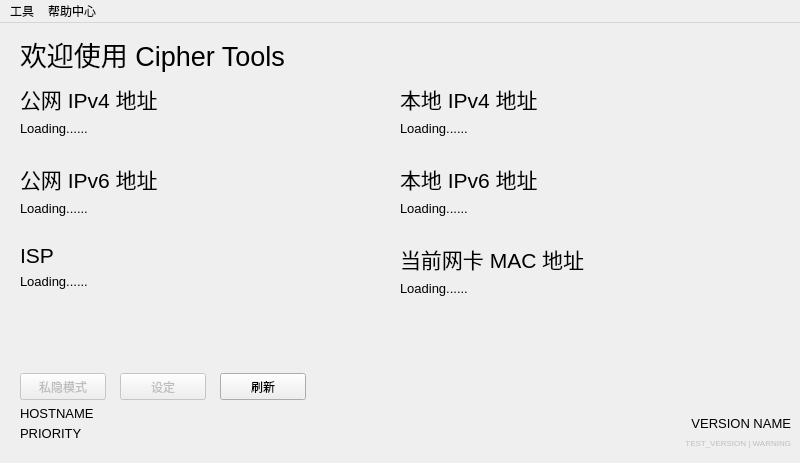
akass-org/Army_Knife, file Home.ui: the form before one commit.
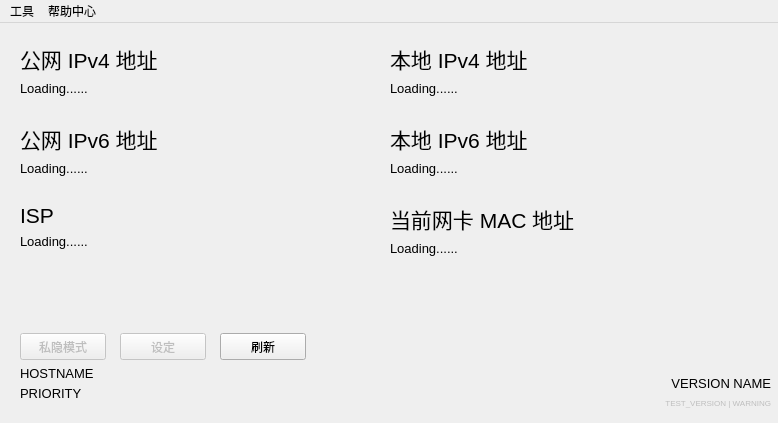
The form after the commit.

Commit message: UI 微调，部分小错误修改，正在研究使用 Qt6.5 静态连接

Diff of the .ui file:
```diff
--- a/Home.ui
+++ b/Home.ui
@@ -6,8 +6,8 @@
    <rect>
     <x>0</x>
     <y>0</y>
-    <width>800</width>
-    <height>463</height>
+    <width>778</width>
+    <height>423</height>
    </rect>
   </property>
   <property name="windowTitle">
@@ -21,7 +21,7 @@
     <property name="geometry">
      <rect>
       <x>20</x>
-      <y>350</y>
+      <y>310</y>
       <width>86</width>
       <height>27</height>
      </rect>
@@ -37,7 +37,7 @@
     <property name="geometry">
      <rect>
       <x>120</x>
-      <y>350</y>
+      <y>310</y>
       <width>86</width>
       <height>27</height>
      </rect>
@@ -50,7 +50,7 @@
     <property name="geometry">
      <rect>
       <x>20</x>
-      <y>380</y>
+      <y>340</y>
       <width>231</width>
       <height>21</height>
      </rect>
@@ -68,7 +68,7 @@
     <property name="geometry">
      <rect>
       <x>20</x>
-      <y>60</y>
+      <y>20</y>
       <width>351</width>
       <height>58</height>
      </rect>
@@ -104,7 +104,7 @@
     <property name="geometry">
      <rect>
       <x>20</x>
-      <y>140</y>
+      <y>100</y>
       <width>351</width>
       <height>61</height>
      </rect>
@@ -146,7 +146,7 @@
     <property name="geometry">
      <rect>
       <x>20</x>
-      <y>220</y>
+      <y>180</y>
       <width>351</width>
       <height>121</height>
      </rect>
@@ -187,8 +187,8 @@
    <widget class="QWidget" name="layoutWidget">
     <property name="geometry">
      <rect>
-      <x>400</x>
-      <y>60</y>
+      <x>390</x>
+      <y>20</y>
       <width>351</width>
       <height>58</height>
      </rect>
@@ -223,8 +223,8 @@
    <widget class="QWidget" name="layoutWidget">
     <property name="geometry">
      <rect>
-      <x>400</x>
-      <y>140</y>
+      <x>390</x>
+      <y>100</y>
       <width>351</width>
       <height>61</height>
      </rect>
@@ -259,8 +259,8 @@
    <widget class="QWidget" name="layoutWidget">
     <property name="geometry">
      <rect>
-      <x>400</x>
-      <y>220</y>
+      <x>390</x>
+      <y>180</y>
       <width>351</width>
       <height>121</height>
      </rect>
@@ -299,7 +299,7 @@
     <property name="geometry">
      <rect>
       <x>220</x>
-      <y>350</y>
+      <y>310</y>
       <width>86</width>
       <height>27</height>
      </rect>
@@ -312,7 +312,7 @@
     <property name="geometry">
      <rect>
       <x>20</x>
-      <y>400</y>
+      <y>360</y>
       <width>231</width>
       <height>20</height>
      </rect>
@@ -332,8 +332,8 @@
     </property>
     <property name="geometry">
      <rect>
-      <x>270</x>
-      <y>410</y>
+      <x>250</x>
+      <y>370</y>
       <width>521</width>
       <height>20</height>
      </rect>
@@ -359,8 +359,8 @@
    <widget class="QLabel" name="Version">
     <property name="geometry">
      <rect>
-      <x>560</x>
-      <y>390</y>
+      <x>540</x>
+      <y>350</y>
       <width>231</width>
       <height>20</height>
      </rect>
@@ -383,33 +383,14 @@
      <bool>false</bool>
     </property>
    </widget>
-   <widget class="QLabel" name="softname">
-    <property name="geometry">
-     <rect>
-      <x>20</x>
-      <y>10</y>
-      <width>291</width>
-      <height>41</height>
-     </rect>
-    </property>
-    <property name="font">
-     <font>
-      <pointsize>20</pointsize>
-      <bold>false</bold>
-     </font>
-    </property>
-    <property name="text">
-     <string>欢迎使用 Cipher Tools </string>
-    </property>
-   </widget>
   </widget>
   <widget class="QMenuBar" name="menubar">
    <property name="geometry">
     <rect>
      <x>0</x>
      <y>0</y>
-     <width>800</width>
-     <height>23</height>
+     <width>778</width>
+     <height>24</height>
     </rect>
    </property>
    <property name="mouseTracking">
```
The commit also changes 7 other files.
